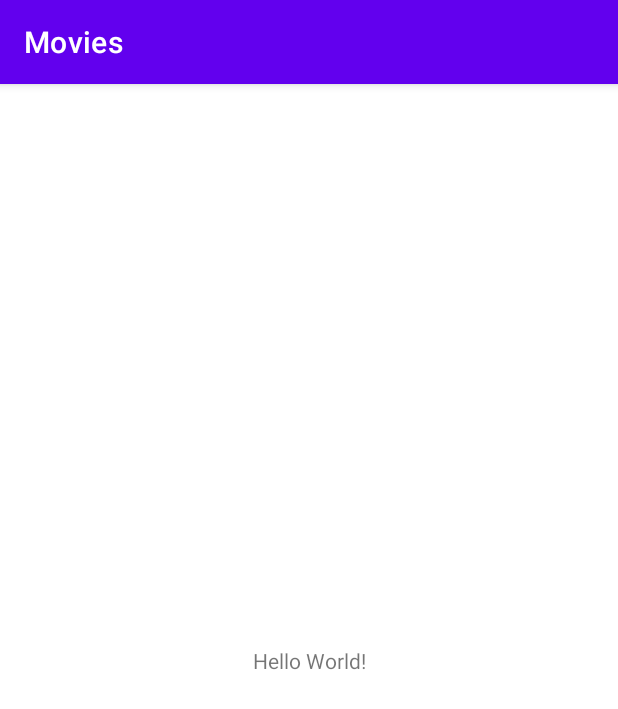
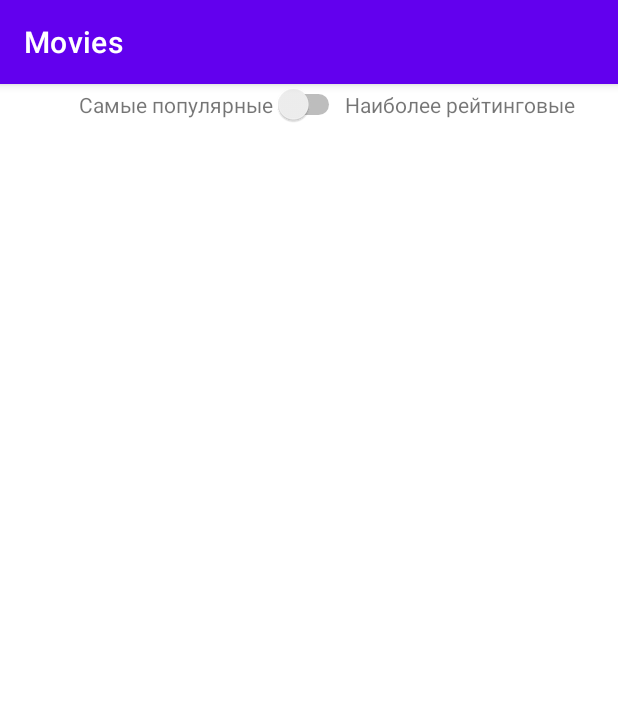
Before and after one commit to tairon-gray/Movies, an Android app: the screen it shows after launch (MainActivity), on a phone screen of 412 x 824 dp. Shown: the top 709 px of the screen. Run offline under Robolectric (Android 15) with nearby library versions, the phone set to English and light mode, and no system bars; our stand-ins replace Picasso; pictures from the network do not load.

```diff
--- a/app/build.gradle
+++ b/app/build.gradle
@@ -35,4 +35,5 @@ dependencies {
     testImplementation 'junit:junit:4.13.2'
     androidTestImplementation 'androidx.test.ext:junit:1.1.3'
     androidTestImplementation 'androidx.test.espresso:espresso-core:3.4.0'
+    implementation 'com.squareup.picasso:picasso:2.71828'
 }
--- a/app/src/main/java/com/evg_ivanoff/movies/MainActivity.java
+++ b/app/src/main/java/com/evg_ivanoff/movies/MainActivity.java
@@ -1,6 +1,8 @@
 package com.evg_ivanoff.movies;
 
 import androidx.appcompat.app.AppCompatActivity;
+import androidx.recyclerview.widget.GridLayoutManager;
+import androidx.recyclerview.widget.RecyclerView;
 
 import android.os.Bundle;
 import android.util.Log;
@@ -16,17 +18,20 @@ import java.util.ArrayList;
 
 public class MainActivity extends AppCompatActivity {
 
+    private RecyclerView recyclerViewPosters;
+    private MovieAdapter adapter;
+
     @Override
     protected void onCreate(Bundle savedInstanceState) {
         super.onCreate(savedInstanceState);
         setContentView(R.layout.activity_main);
 
-        JSONObject jsonObject = NetworkUtils.getJSONFromNetwork(NetworkUtils.POPULARITY, 5);
+        recyclerViewPosters = findViewById(R.id.recyclerViewPosters);
+        recyclerViewPosters.setLayoutManager(new GridLayoutManager(this, 2));
+        adapter = new MovieAdapter();
+        JSONObject jsonObject = NetworkUtils.getJSONFromNetwork(NetworkUtils.POPULARITY, 1);
         ArrayList<Movie> movies = JsonUtils.getMoviesFromJSON(jsonObject);
-        StringBuilder builder = new StringBuilder();
-        for (Movie movie : movies){
-            builder.append(movie.getTitle()).append("\n");
-        }
-        Log.i("MyResult", builder.toString());
+        adapter.setMovies(movies);
+        recyclerViewPosters.setAdapter(adapter);
     }
 }
--- /dev/null
+++ b/app/src/main/java/com/evg_ivanoff/movies/MovieAdapter.java
@@ -0,0 +1,65 @@
+package com.evg_ivanoff.movies;
+
+import android.view.LayoutInflater;
+import android.view.View;
+import android.view.ViewGroup;
+import android.widget.ImageView;
+
+import androidx.annotation.NonNull;
+import androidx.recyclerview.widget.RecyclerView;
+
+import com.evg_ivanoff.movies.data.Movie;
+import com.squareup.picasso.Picasso;
+
+import java.util.ArrayList;
+
+public class MovieAdapter extends RecyclerView.Adapter<MovieAdapter.MovieViewHolder> {
+
+    private ArrayList<Movie> movies;
+
+    public MovieAdapter() {
+        movies = new ArrayList<>();
+    }
+
+    public ArrayList<Movie> getMovies() {
+        return movies;
+    }
+
+    public void addMovie(ArrayList<Movie> movies){
+        this.movies.addAll(movies);
+        notifyDataSetChanged();
+    }
+
+    public void setMovies(ArrayList<Movie> movies) {
+        this.movies = movies;
+        notifyDataSetChanged();
+    }
+
+    @NonNull
+    @Override
+    public MovieViewHolder onCreateViewHolder(@NonNull ViewGroup parent, int viewType) {
+        View view = LayoutInflater.from(parent.getContext()).inflate(R.layout.movie_item, parent, false);
+        return new MovieViewHolder(view);
+    }
+
+    @Override
+    public void onBindViewHolder(@NonNull MovieViewHolder holder, int position) {
+        Movie movie = movies.get(position);
+        Picasso.get().load(movie.getPosterPath()).into(holder.imageViewSmallPoster);
+    }
+
+    @Override
+    public int getItemCount() {
+        return movies.size();
+    }
+
+    class MovieViewHolder extends RecyclerView.ViewHolder{
+
+        private ImageView imageViewSmallPoster;
+
+        public MovieViewHolder(@NonNull View itemView) {
+            super(itemView);
+            imageViewSmallPoster = itemView.findViewById(R.id.imageViewSmallPoster);
+        }
+    }
+}
--- a/app/src/main/java/com/evg_ivanoff/movies/utils/JsonUtils.java
+++ b/app/src/main/java/com/evg_ivanoff/movies/utils/JsonUtils.java
@@ -21,6 +21,10 @@ public class JsonUtils {
     private static final String KEY_VOTE_AVERAGE = "vote_average";
     private static final String KEY_RELEASE_DATE = "release_date";
 
+    public static final String BASE_POSTER_URL = "https://image.tmdb.org/t/p/";
+    public static final String SMALL_POSTER_SIZE = "w342";
+    public static final String BIG_POSTER_SIZE = "w780";
+
     public static ArrayList<Movie> getMoviesFromJSON(JSONObject jsonObject){
         ArrayList<Movie> result = new ArrayList<>();
         if(jsonObject == null){
@@ -35,11 +39,12 @@ public class JsonUtils {
                 String title = objectMovie.getString(KEY_TITLE);
                 String originalTitle = objectMovie.getString(KEY_ORIGINAL_TITLE);
                 String overview = objectMovie.getString(KEY_OVERVIEW);
-                String posterPath = objectMovie.getString(KEY_POSTER_PATH);
+                String posterPath = BASE_POSTER_URL + SMALL_POSTER_SIZE + objectMovie.getString(KEY_POSTER_PATH);
+                String bigPosterPath = BASE_POSTER_URL + BIG_POSTER_SIZE + objectMovie.getString(KEY_POSTER_PATH);
                 String backdropPath = objectMovie.getString(KEY_BACKDROP_PATH);
                 double voteAverage = objectMovie.getDouble(KEY_VOTE_AVERAGE);
                 String releaseDate = objectMovie.getString(KEY_RELEASE_DATE);
-                Movie movie = new Movie(id, voteCount, title, originalTitle, overview, posterPath, backdropPath, voteAverage, releaseDate);
+                Movie movie = new Movie(id, voteCount, title, originalTitle, overview, posterPath, bigPosterPath, backdropPath, voteAverage, releaseDate);
                 result.add(movie);
             }
         } catch (JSONException e) {
--- a/app/src/main/res/layout/activity_main.xml
+++ b/app/src/main/res/layout/activity_main.xml
@@ -6,13 +6,39 @@
     android:layout_height="match_parent"
     tools:context=".MainActivity">
 
-    <TextView
+    <Switch
+        android:id="@+id/switchSort"
         android:layout_width="wrap_content"
         android:layout_height="wrap_content"
-        android:text="Hello World!"
-        app:layout_constraintBottom_toBottomOf="parent"
-        app:layout_constraintLeft_toLeftOf="parent"
-        app:layout_constraintRight_toRightOf="parent"
+        app:layout_constraintEnd_toEndOf="parent"
+        app:layout_constraintStart_toStartOf="parent"
         app:layout_constraintTop_toTopOf="parent" />
 
+    <TextView
+        android:id="@+id/textViewTopRated"
+        android:layout_width="wrap_content"
+        android:layout_height="wrap_content"
+        android:text="@string/top_rated"
+        app:layout_constraintBottom_toBottomOf="@+id/switchSort"
+        app:layout_constraintStart_toEndOf="@+id/switchSort"
+        app:layout_constraintTop_toTopOf="@+id/switchSort" />
+
+    <TextView
+        android:id="@+id/textViewPopularity"
+        android:layout_width="wrap_content"
+        android:layout_height="wrap_content"
+        android:text="@string/most_popular"
+        app:layout_constraintBottom_toBottomOf="@+id/switchSort"
+        app:layout_constraintEnd_toStartOf="@+id/switchSort"
+        app:layout_constraintTop_toTopOf="@+id/switchSort" />
+
+    <androidx.recyclerview.widget.RecyclerView
+        android:id="@+id/recyclerViewPosters"
+        android:layout_width="0dp"
+        android:layout_height="0dp"
+        android:layout_marginTop="2dp"
+        app:layout_constraintBottom_toBottomOf="parent"
+        app:layout_constraintEnd_toEndOf="parent"
+        app:layout_constraintStart_toStartOf="parent"
+        app:layout_constraintTop_toBottomOf="@+id/switchSort" />
 </androidx.constraintlayout.widget.ConstraintLayout>
--- a/app/src/main/res/values/strings.xml
+++ b/app/src/main/res/values/strings.xml
@@ -1,3 +1,6 @@
 <resources>
     <string name="app_name">Movies</string>
+    <string name="poster_film">Постер к фильму</string>
+    <string name="most_popular">Самые популярные</string>
+    <string name="top_rated">Наиболее рейтинговые</string>
 </resources>
```
Also changed, not shown: app/src/main/java/com/evg_ivanoff/movies/data/Movie.java (+11 -1 lines), app/src/main/res/layout/movie_item.xml (added, +7 -0 lines).
